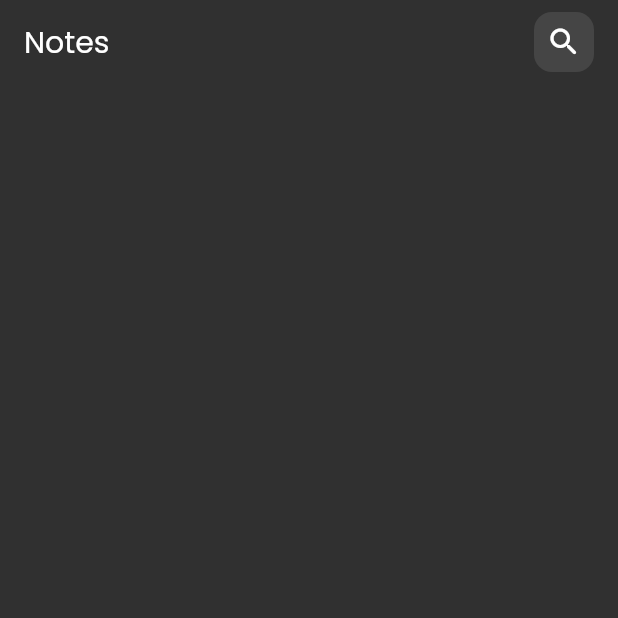
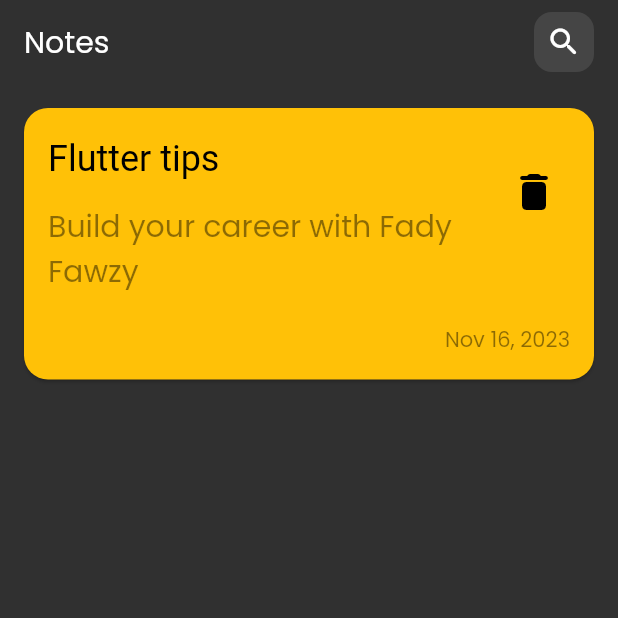
Before and after one commit to FadyFawzyOfficial/notes, a Flutter app: the screen it shows after launch, on a phone screen of 412 x 824 dp, the top half of it. Run offline on Flutter 3.47's test engine with Material 2 defaults, Android fonts, the phone set to English and light mode, and no system bars.

Commit message:
5. Build NotesListView Widget & its NoteTile Widget

```diff
--- a/lib/views/notes_view.dart
+++ b/lib/views/notes_view.dart
@@ -1,5 +1,6 @@
 import 'package:flutter/material.dart';
 
+import 'widgets/notes_list_view.dart';
 import 'widgets/search_button.dart';
 
 class NotesView extends StatelessWidget {
@@ -16,6 +17,7 @@ class NotesView extends StatelessWidget {
           SearchButton(),
         ],
       ),
+      body: const NotesListView(),
     );
   }
 }
--- /dev/null
+++ b/lib/views/widgets/note_tile.dart
@@ -0,0 +1,56 @@
+import 'package:flutter/material.dart';
+
+class NoteTile extends StatelessWidget {
+  const NoteTile({super.key});
+
+  @override
+  Widget build(context) {
+    return Card(
+      margin: EdgeInsets.zero,
+      color: Colors.amber,
+      shape: const RoundedRectangleBorder(
+        borderRadius: BorderRadius.all(
+          Radius.circular(16),
+        ),
+      ),
+      child: Column(
+        crossAxisAlignment: CrossAxisAlignment.end,
+        children: [
+          ListTile(
+            contentPadding: const EdgeInsets.all(16),
+            title: const Text('Flutter tips'),
+            titleTextStyle: const TextStyle(
+              color: Colors.black,
+              fontSize: 24,
+            ),
+            subtitle: const Padding(
+              padding: EdgeInsets.only(top: 16),
+              child: Text(
+                'Build your career with Fady Fawzy',
+                style: TextStyle(
+                  color: Colors.black45,
+                  fontSize: 20,
+                ),
+              ),
+            ),
+            trailing: IconButton(
+              icon: const Icon(
+                Icons.delete_rounded,
+                color: Colors.black,
+                size: 32,
+              ),
+              onPressed: () {},
+            ),
+          ),
+          const Padding(
+            padding: EdgeInsets.only(right: 16, bottom: 16),
+            child: Text(
+              'Nov 16, 2023',
+              style: TextStyle(color: Colors.black45),
+            ),
+          ),
+        ],
+      ),
+    );
+  }
+}
--- /dev/null
+++ b/lib/views/widgets/notes_list_view.dart
@@ -0,0 +1,15 @@
+import 'package:flutter/material.dart';
+import 'package:notes/views/widgets/note_tile.dart';
+
+class NotesListView extends StatelessWidget {
+  const NotesListView({super.key});
+
+  @override
+  Widget build(context) {
+    return ListView.builder(
+      padding: const EdgeInsets.all(16),
+      itemCount: 1,
+      itemBuilder: (context, index) => const NoteTile(),
+    );
+  }
+}
```
